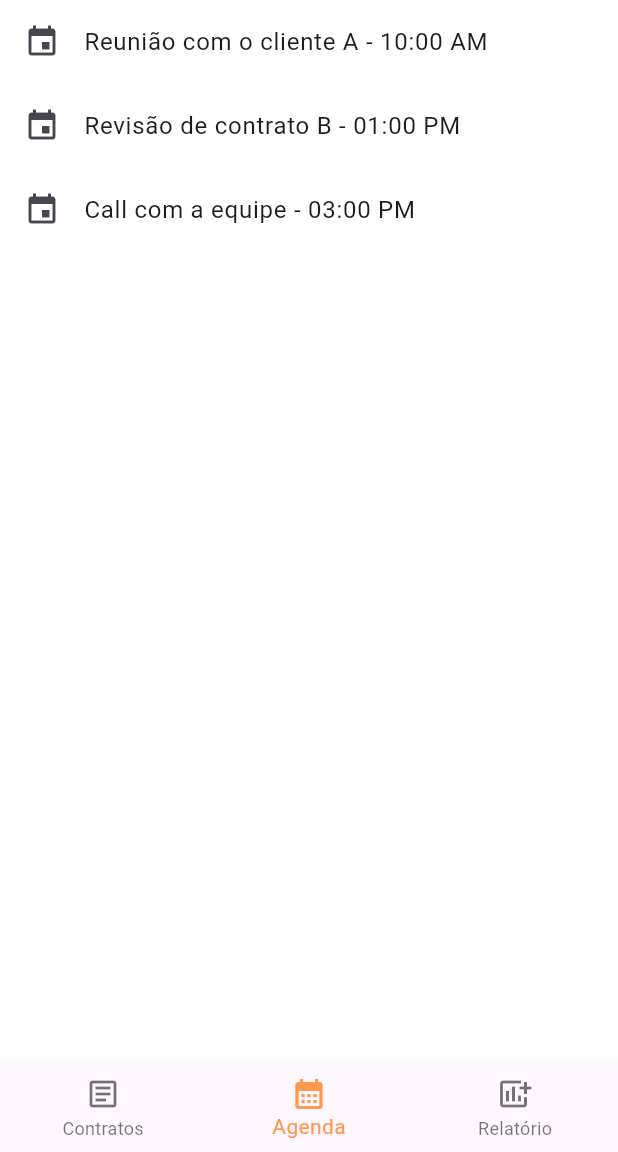
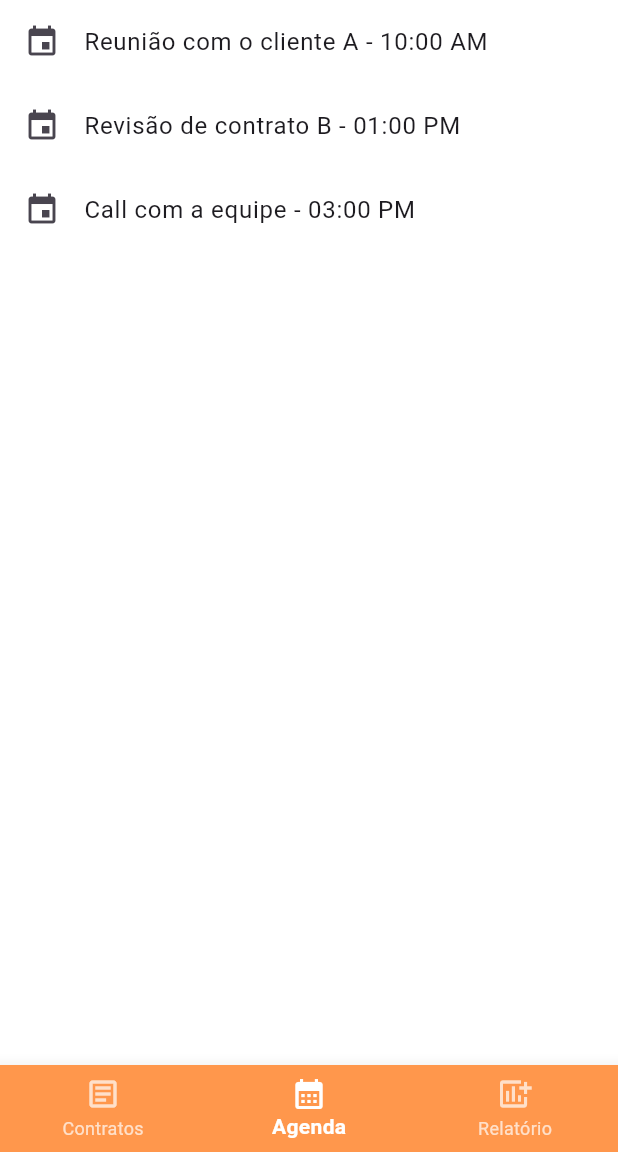
Before and after one commit to Analaurasil/AppDourado, a Flutter app: the screen it shows after launch, on a phone screen of 412 x 824 dp, the part 84-1236 px from its top. Run offline on Flutter 3.47's test engine with Material 3 defaults, Android fonts, the phone set to English and light mode, and no system bars; our stand-ins replace signature.

Commit message:
navigationBar
atualização do theme

```diff
--- a/lib/homePage.dart
+++ b/lib/homePage.dart
@@ -32,7 +32,7 @@ class _HomePageState extends State<HomePage> {
     return Scaffold(
       // AppBar que exibe o título da aplicação no topo
       appBar: AppBar(
-        title: const Text('DealMaster'),
+        title: Text('DealMaster'),
         centerTitle: true,
         actions: <Widget>[
           IconButton(
@@ -66,8 +66,7 @@ class _HomePageState extends State<HomePage> {
         ],
         currentIndex:
             _selectedIndex, // Índice atual que controla qual página é exibida
-        selectedItemColor: const Color.fromRGBO(
-            255, 151, 76, 1), // Cor do ícone e texto da aba selecionada
+        //selectedItemColor: Color.fromARGB(255, 255, 255, 255), // Cor do ícone e texto da aba selecionada
         onTap:
             _onItemTapped, // Chama a função quando o usuário seleciona uma aba
       ),
@@ -118,6 +117,7 @@ class ContractsPage extends StatelessWidget {
     return Scaffold(
       appBar: AppBar(
         title: Text('Contratos'),
+        centerTitle: true,
       ),
       body: ListView.builder(
         // Número de contratos na lista
--- a/lib/main.dart
+++ b/lib/main.dart
@@ -64,6 +64,15 @@ class MyApp extends StatelessWidget {
           ),
           elevation: 8.0,  // Elevação do FAB
         ),
+      // Definindo um tema personalizado para a BottomNavigationBar
+        bottomNavigationBarTheme: BottomNavigationBarThemeData(
+          backgroundColor: Color.fromRGBO(255, 151, 76, 1), // Cor de fundo da barra de navegação inferior
+          selectedItemColor: Colors.white, // Cor do item selecionado
+          unselectedItemColor: Colors.white70, // Cor dos itens não selecionados
+          selectedLabelStyle: TextStyle(fontWeight: FontWeight.bold), // Estilo do rótulo selecionado
+          unselectedLabelStyle: TextStyle(fontWeight: FontWeight.normal), // Estilo do rótulo não selecionado
+          elevation: 10.0, // Elevação da barra de navegação inferior
+        ),
     );
   }
 }
```
